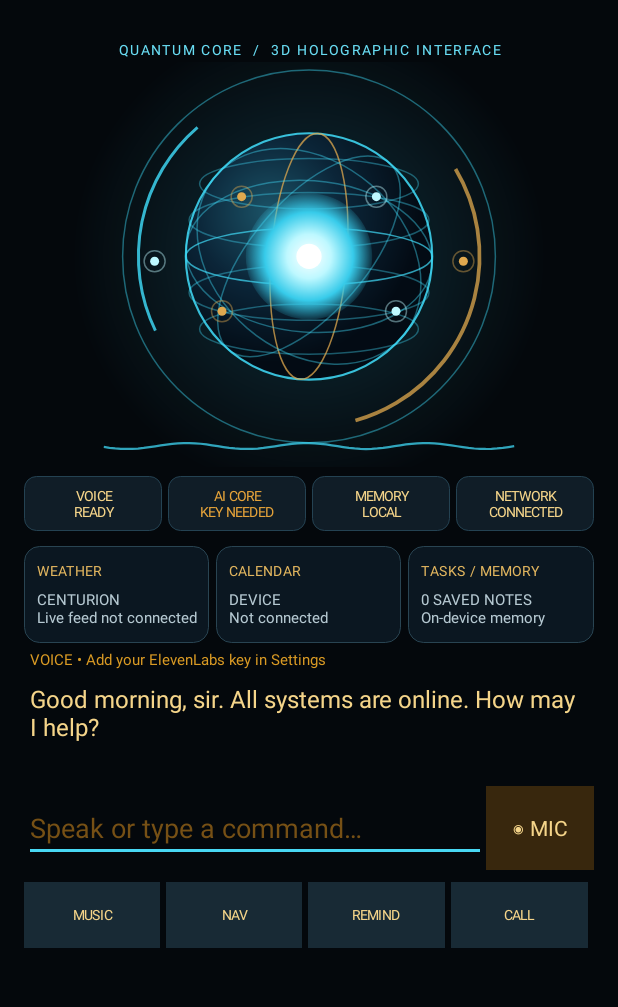
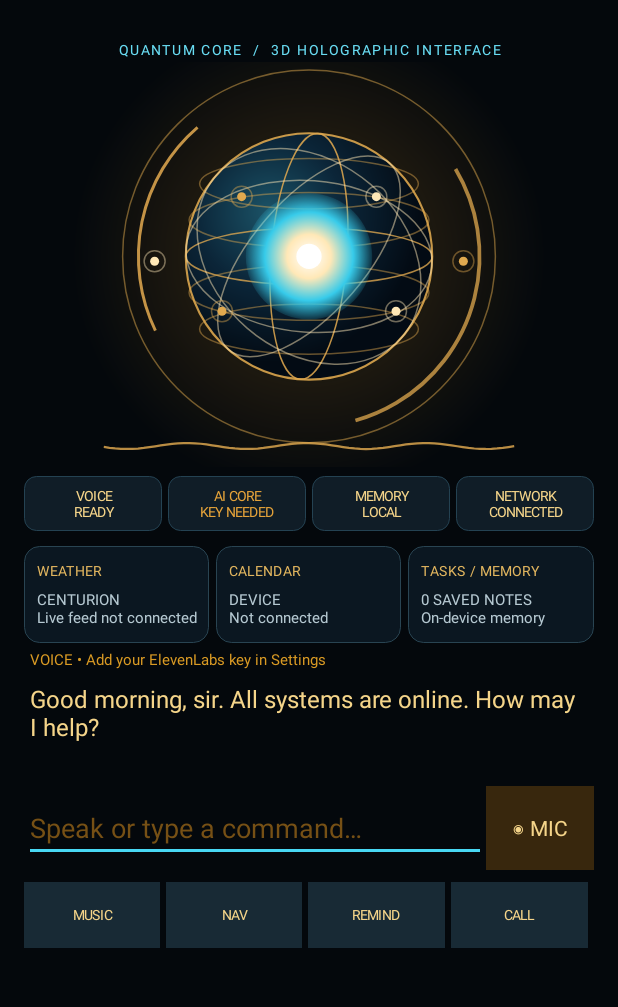
Before and after one commit to rbplumbing98-arch/Personal-AI-Jarvis-, an Android app: the screen it shows after launch (MainActivity), on a phone screen of 412 x 824 dp, the part 65-1072 px from its top. Run offline under Robolectric (Android 15) with nearby library versions, the phone set to English and light mode, and no system bars.

Commit message:
Refine Quantum Core reactor to the agreed gold holographic palette

```diff
--- a/app/src/main/java/com/jarvis/assistant/HudView.kt
+++ b/app/src/main/java/com/jarvis/assistant/HudView.kt
@@ -22,8 +22,8 @@ class HudView(context: Context) : View(context) {
     private var last = 0L
     private val line = Paint(Paint.ANTI_ALIAS_FLAG).apply { style = Paint.Style.STROKE }
     private val fill = Paint(Paint.ANTI_ALIAS_FLAG)
-    private val cyan = Color.rgb(64, 218, 247)
-    private val ice = Color.rgb(190, 248, 255)
+    private val cyan = Color.rgb(239, 180, 67)
+    private val ice = Color.rgb(255, 232, 183)
     private val gold = Color.rgb(224, 169, 79)
     private fun dp(v: Float) = v * resources.displayMetrics.density
 
@@ -37,22 +37,22 @@ class HudView(context: Context) : View(context) {
         val cy = height*.48f
         val r = min(width*.43f, height*.39f).coerceAtLeast(dp(65f))
 
-        fill.shader = RadialGradient(cx,cy,r*1.5f,intArrayOf(0x5541D9F4,0x222B9DB9,Color.TRANSPARENT),null,Shader.TileMode.CLAMP)
+        fill.shader = RadialGradient(cx,cy,r*1.5f,intArrayOf(0x55F2B84B,0x22C58A25,Color.TRANSPARENT),null,Shader.TileMode.CLAMP)
         c.drawCircle(cx,cy,r*1.5f,fill); fill.shader = null
 
-        line.color=cyan; line.alpha=110; line.strokeWidth=dp(1f)
+        line.color=gold; line.alpha=125; line.strokeWidth=dp(1f)
         c.drawCircle(cx,cy,r*1.18f,line)
         c.save(); c.rotate(rotation,cx,cy)
         line.color=gold; line.alpha=190; line.strokeWidth=dp(2.5f)
         c.drawArc(RectF(cx-r*1.08f,cy-r*1.08f,cx+r*1.08f,cy+r*1.08f),-35f,105f,false,line)
-        line.color=cyan; line.alpha=210; line.strokeWidth=dp(2f)
+        line.color=gold; line.alpha=220; line.strokeWidth=dp(2f)
         c.drawArc(RectF(cx-r*1.08f,cy-r*1.08f,cx+r*1.08f,cy+r*1.08f),150f,75f,false,line)
         c.restore()
 
         fill.shader = RadialGradient(cx-r*.25f,cy-r*.28f,r*.95f,
             intArrayOf(0xFF1B5367.toInt(),0xFF0B2538.toInt(),0xFF030B14.toInt()),null,Shader.TileMode.CLAMP)
         c.drawCircle(cx,cy,r*.78f,fill); fill.shader=null
-        line.color=cyan; line.alpha=220; line.strokeWidth=dp(1.4f)
+        line.color=gold; line.alpha=225; line.strokeWidth=dp(1.4f)
         c.drawCircle(cx,cy,r*.78f,line)
 
         // Curved latitude lines and rotating longitude ellipses create a holographic globe.
@@ -60,12 +60,12 @@ class HudView(context: Context) : View(context) {
             val offset=i*.23f
             val y=cy+offset*r
             val half=r*.78f*kotlin.math.sqrt((1f-offset*offset).coerceAtLeast(.08f))
-            line.color=cyan; line.alpha=if(i==0) 180 else 95; line.strokeWidth=dp(1f)
+            line.color=gold; line.alpha=if(i==0) 200 else 115; line.strokeWidth=dp(1f)
             c.drawOval(RectF(cx-half,y-half*.23f,cx+half,y+half*.23f),line)
         }
         for (i in 0..3) {
             c.save(); c.rotate(rotation*(if(i%2==0) 1f else -1f)+i*45f,cx,cy)
-            line.color=if(i==0) gold else cyan; line.alpha=if(i==0) 190 else 105
+            line.color=if(i==0) gold else ice; line.alpha=if(i==0) 220 else 125
             line.strokeWidth=dp(1f)
             val w=r*(.24f+i*.12f)
             c.drawOval(RectF(cx-w,cy-r*.78f,cx+w,cy+r*.78f),line)
@@ -93,7 +93,7 @@ class HudView(context: Context) : View(context) {
             val y=base+sin((i*.3f+rotation*.08f).toDouble()).toFloat()*dp(amp)
             if(i==0) wave.moveTo(x,y) else wave.lineTo(x,y)
         }
-        line.color=cyan; line.alpha=190; line.strokeWidth=dp(1.5f); c.drawPath(wave,line)
+        line.color=gold; line.alpha=210; line.strokeWidth=dp(1.5f); c.drawPath(wave,line)
         postInvalidateOnAnimation()
     }
 }
```
